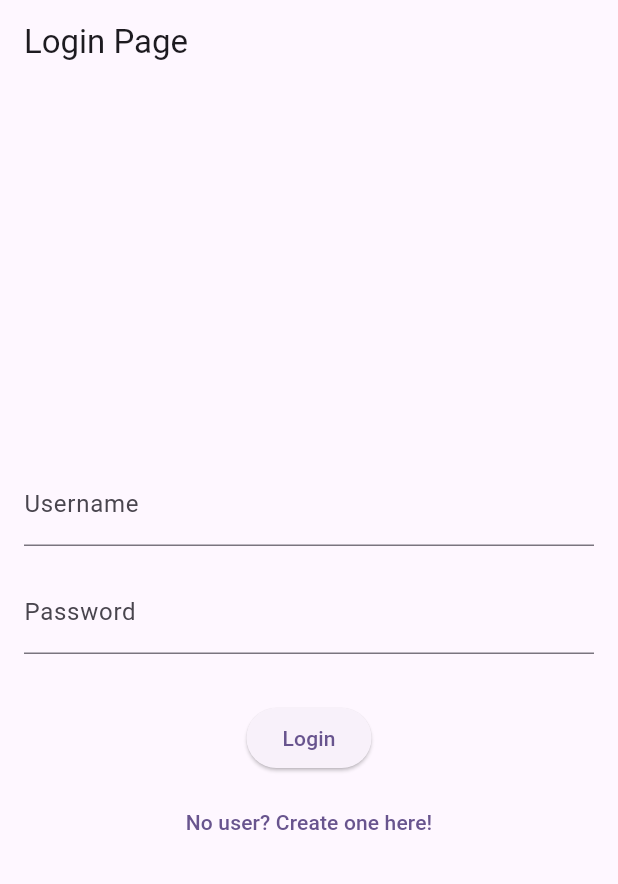
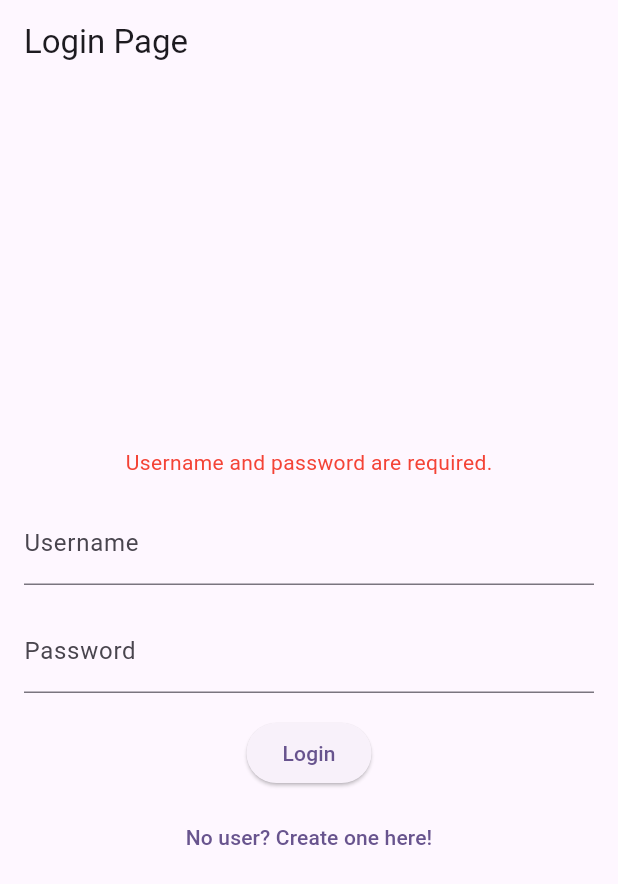
Before and after one commit to flippi321/squashapp, a Flutter app: the screen it shows after launch, after a tap on "Login", on a phone screen of 412 x 824 dp. Shown: the top 884 px of the screen. Run offline on Flutter 3.47's test engine with Material 3 defaults, Android fonts, the light colour scheme and no system bars.

Commit message:
Added an error box to the login page

```diff
--- a/lib/user_registration/loginpage.dart
+++ b/lib/user_registration/loginpage.dart
@@ -11,6 +11,7 @@ class LoginPage extends StatefulWidget {
 class LoginPageState extends State<LoginPage> {
   final TextEditingController _usernameController = TextEditingController();
   final TextEditingController _passwordController = TextEditingController();
+  String _errorMessage = ''; // To store and display error messages
 
   @override
   Widget build(BuildContext context) {
@@ -23,6 +24,16 @@ class LoginPageState extends State<LoginPage> {
         child: Column(
           mainAxisAlignment: MainAxisAlignment.center,
           children: [
+            if (_errorMessage.isNotEmpty)
+              Column(
+                children: [
+                  Text(
+                    _errorMessage,
+                    style: const TextStyle(color: Colors.red, fontSize: 14),
+                  ),
+                  const SizedBox(height: 16.0),
+                ],
+              ),
             TextField(
               controller: _usernameController,
               decoration: const InputDecoration(labelText: 'Username'),
@@ -33,12 +44,22 @@ class LoginPageState extends State<LoginPage> {
               decoration: const InputDecoration(labelText: 'Password'),
               obscureText: true,
             ),
-            const SizedBox(height: 32.0),
+            const SizedBox(height: 16.0),
             ElevatedButton(
               onPressed: () {
-                String username = _usernameController.text;
-                String password = _passwordController.text;
-                print('Username: $username\nPassword: $password');
+                // Check if username or password is empty
+                if (_usernameController.text.isEmpty ||
+                    _passwordController.text.isEmpty) {
+                  // Display error message
+                  showError('Username and password are required.');
+                } else {
+                  // Reset error message
+                  showError('');
+                  // Continue with login logic
+                  String username = _usernameController.text;
+                  String password = _passwordController.text;
+                  print('Username: $username\nPassword: $password');
+                }
               },
               child: const Text('Login'),
             ),
@@ -57,4 +78,11 @@ class LoginPageState extends State<LoginPage> {
       ),
     );
   }
+
+  // Function to set and display error messages
+  void showError(String message) {
+    setState(() {
+      _errorMessage = message;
+    });
+  }
 }
```
